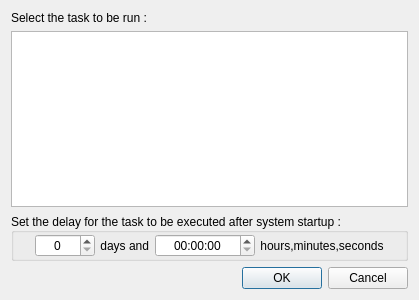
First picture: the form in ui/StartupTaskEditDialog.ui, repository AmirHammouteneEI/ScheduledPasteAndKeys, before the edit.
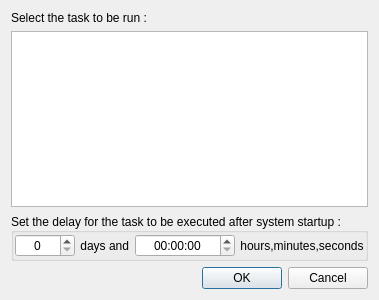
Second picture: the form after the edit.

```diff
--- a/ui/StartupTaskEditDialog.ui
+++ b/ui/StartupTaskEditDialog.ui
@@ -6,7 +6,7 @@
    <rect>
     <x>0</x>
     <y>0</y>
-    <width>414</width>
+    <width>375</width>
     <height>300</height>
    </rect>
   </property>
@@ -99,22 +99,6 @@
       <property name="bottomMargin">
        <number>1</number>
       </property>
-      <item>
-       <spacer name="horizontalSpacer">
-        <property name="orientation">
-         <enum>Qt::Orientation::Horizontal</enum>
-        </property>
-        <property name="sizeType">
-         <enum>QSizePolicy::Policy::Minimum</enum>
-        </property>
-        <property name="sizeHint" stdset="0">
-         <size>
-          <width>20</width>
-          <height>20</height>
-         </size>
-        </property>
-       </spacer>
-      </item>
       <item>
        <widget class="QSpinBox" name="spinBox">
         <property name="minimumSize">
@@ -167,7 +151,7 @@
          <enum>Qt::Orientation::Horizontal</enum>
         </property>
         <property name="sizeType">
-         <enum>QSizePolicy::Policy::Minimum</enum>
+         <enum>QSizePolicy::Policy::Expanding</enum>
         </property>
         <property name="sizeHint" stdset="0">
          <size>
```
